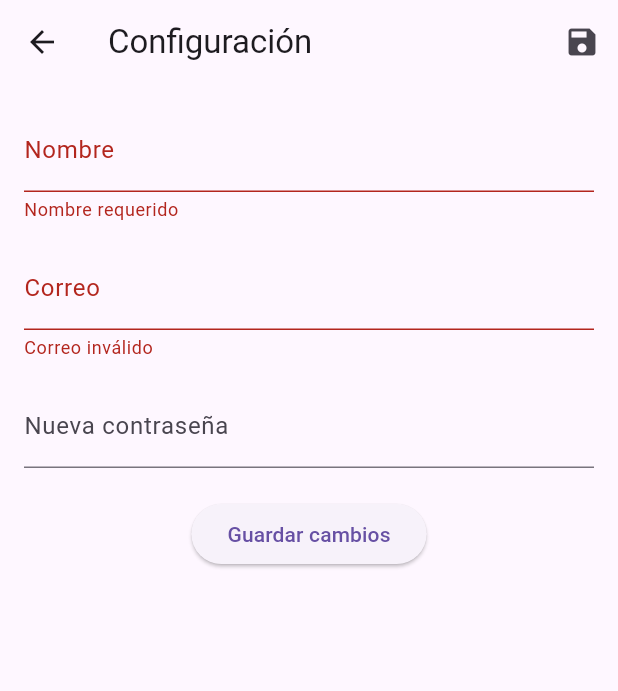
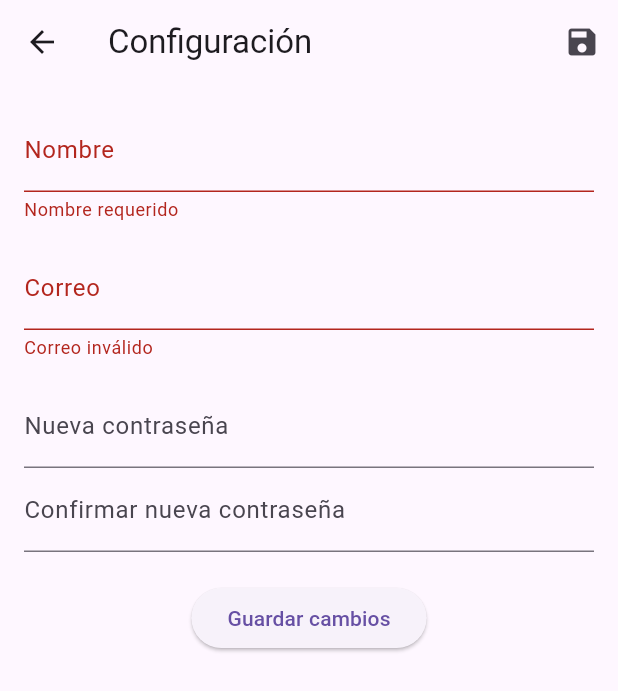
Before and after one commit to RicharPena/Wallet_Safe, a Flutter app: the ConfigTab screen opened directly with empty values, after a tap on the "edit" icon, after a tap on "Guardar cambios", on a phone screen of 412 x 824 dp. Shown: the top 691 px of the screen. Run offline on Flutter 3.47's test engine with Material 3 defaults, Android fonts, the phone set to English and light mode, and no system bars; our stand-ins replace fl_chart.

Commit message:
confirmacion para añadir contraseña

```diff
--- a/lib/views/tabs/config_tab.dart
+++ b/lib/views/tabs/config_tab.dart
@@ -18,6 +18,7 @@ class _ConfigTabState extends State<ConfigTab> {
   late TextEditingController _nombreController;
   late TextEditingController _correoController;
   late TextEditingController _contrasenaController;
+  late TextEditingController _confirContrasenaC;
 
   bool _editando = false;
 
@@ -27,6 +28,7 @@ class _ConfigTabState extends State<ConfigTab> {
     _nombreController = TextEditingController(text: widget.cuenta.name);
     _correoController = TextEditingController(text: widget.cuenta.email);
     _contrasenaController = TextEditingController();
+    _confirContrasenaC = TextEditingController();
   }
 
   @override
@@ -34,11 +36,18 @@ class _ConfigTabState extends State<ConfigTab> {
     _nombreController.dispose();
     _correoController.dispose();
     _contrasenaController.dispose();
+    _confirContrasenaC.dispose();
     super.dispose();
   }
 
   Future<void> _guardarCambios() async {
     if (_formKey.currentState!.validate()) {
+      if (_contrasenaController.text != _confirContrasenaC.text) {
+        ScaffoldMessenger.of(
+          context,
+        ).showSnackBar(SnackBar(content: Text('Las contraseñas no coinciden')));
+        return;
+      }
       widget.cuenta.name = _nombreController.text.trim();
       widget.cuenta.email = _correoController.text.trim();
 
@@ -115,6 +124,21 @@ class _ConfigTabState extends State<ConfigTab> {
                 enabled: _editando,
               ),
               if (_editando)
+                TextFormField(
+                  controller: _confirContrasenaC,
+                  decoration: InputDecoration(
+                    labelText: 'Confirmar nueva contraseña',
+                  ),
+                  obscureText: true,
+                  validator: (value) {
+                    if (_contrasenaController.text.isNotEmpty &&
+                        value != _contrasenaController.text) {
+                      return 'Las contraseñas no coinciden';
+                    }
+                    return null;
+                  },
+                ),
+              if (_editando)
                 Padding(
                   padding: const EdgeInsets.only(top: 20),
                   child: ElevatedButton(
```
